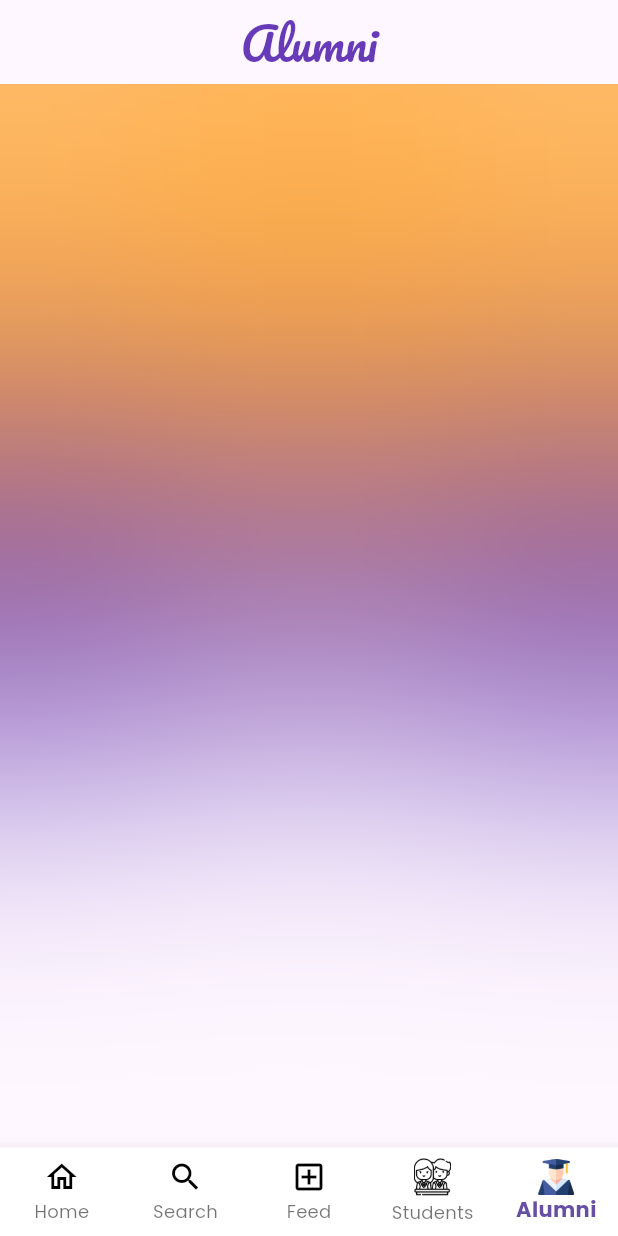
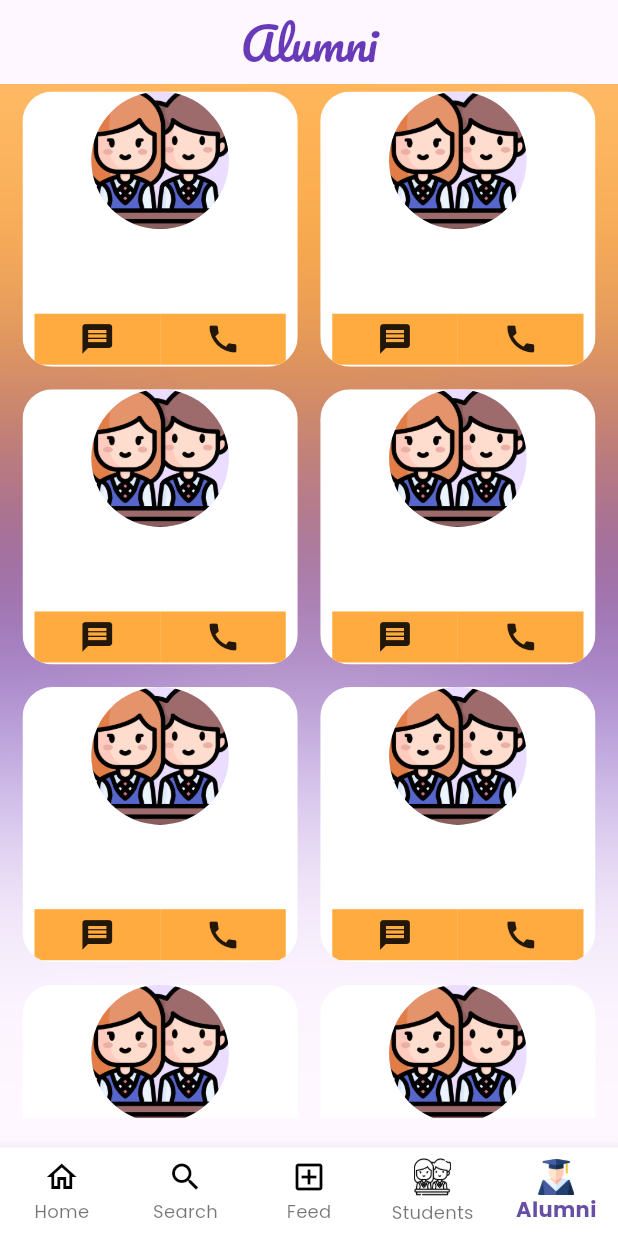
Before and after one commit to sapnajha1/NG_Alumni, a Flutter app: the FamilyHomePage screen opened directly, item 5 of the bottom bar chosen, on a phone screen of 412 x 824 dp. Run offline on Flutter 3.47's test engine with Material 3 defaults, Android fonts, the phone set to English and light mode, and no system bars; our stand-ins replace google_fonts, image_picker, lottie, smooth_page_indicator.

Commit message:
second commit

```diff
--- a/lib/screens/Alumni.dart
+++ b/lib/screens/Alumni.dart
@@ -8,11 +8,11 @@ import 'package:provider/provider.dart';
 import '../user_form/register.dart';
 
 class AlumniPage extends StatefulWidget {
-  AlumniPage({super.key, required this.fullnameController, required this.UserAboutController,required this.profileImage});
+  AlumniPage({super.key, required this.fullnameController, required this.UserAboutController,required this.getImage});
 
   final String fullnameController;
   final String UserAboutController;
-  final File? profileImage;
+  final File? getImage;
   // final List<UserProfile> userProfiles;
 
 
@@ -60,7 +60,6 @@ class _AlumniPageState extends State<AlumniPage> {
                    ),
                  )
              ),
-
           Align(
             alignment: const AlignmentDirectional(-3, -0.3),
             child: Container(
@@ -89,6 +88,7 @@ class _AlumniPageState extends State<AlumniPage> {
               decoration:  BoxDecoration(color: Colors.transparent),
             ),
           ),
+
          Consumer<RegisterForm>(builder: (context, registerForm, _){
            return registerForm.alumniPage(registerForm.fullNameController,registerForm.SelectedOption,registerForm.userProfilesList );
              }),
--- a/lib/screens/familyPage/UserProfile.dart
+++ b/lib/screens/familyPage/UserProfile.dart
@@ -5,7 +5,7 @@ import 'package:flutter/material.dart';
 
 class UserProfile {
   final String fullName;
-  final File? avatarImage;
+  final File? getImage;
 
-  UserProfile({required this.fullName, this.avatarImage});
+  UserProfile({required this.fullName, this.getImage});
 }
--- a/lib/screens/userDetails/firstPage.dart
+++ b/lib/screens/userDetails/firstPage.dart
@@ -1,5 +1,4 @@
 import 'dart:ui';
-
 import 'package:flutter/material.dart';
 import 'package:google_fonts/google_fonts.dart';
 import 'package:lottie/lottie.dart';
@@ -34,7 +33,7 @@ class _FirstPageState extends State<FirstPage> {
                   Align(
                       alignment: const AlignmentDirectional(3, -0.3),
                       child: Container(
-                        // height: 300,
+                        // height: 300,+-
                         // width: 300,
                         height: mq.size.width*0.8,
                         width: mq.size.width*0.8,
--- a/lib/user_form/register.dart
+++ b/lib/user_form/register.dart
@@ -40,6 +40,13 @@ class RegisterForm with ChangeNotifier{
     notifyListeners();
   }
 
+  // void addInList(String fullNameController,String getImage ){
+  //   userProfiles.add(fullNameController as UserProfile);
+  //       userProfiles.add(getImage as UserProfile);
+  //       notifyListeners();
+  //
+  // }
+
 
 
 
@@ -60,7 +67,7 @@ class RegisterForm with ChangeNotifier{
           break;
           case 3: Navigator.push(context, MaterialPageRoute(builder: (context)=> FamilyHomePage()));
           break;
-          case 4: Navigator.push(context, MaterialPageRoute(builder: (context)=> AlumniPage(fullnameController: '', UserAboutController: '', profileImage: getImage,)));
+          case 4: Navigator.push(context, MaterialPageRoute(builder: (context)=> AlumniPage(fullnameController: '', UserAboutController: '', getImage: getImage,)));
           break;
           default:
 
@@ -100,10 +107,6 @@ class RegisterForm with ChangeNotifier{
     );
   }
 
-
-
-
-
   Widget alumniPage(fullnameController,SelectedStatusController, List<UserProfile> userProfiles ) {
     return GridView.builder(
       scrollDirection: Axis.vertical,
@@ -113,11 +116,11 @@ class RegisterForm with ChangeNotifier{
         mainAxisSpacing: 5.0,
 
       ),
-      itemCount: userProfiles.length,
-      // itemCount: 10,
+      // itemCount: userProfiles.length,
+      itemCount: 10,
       itemBuilder: (context, index) {
 
-        UserProfile userProfile =userProfiles[index];
+        // UserProfile userProfile =userProfiles[index];
         return Padding(
           padding: EdgeInsets.all(5.0),
           child: ClipRRect(
@@ -133,10 +136,10 @@ class RegisterForm with ChangeNotifier{
                     child: Center(
                       child: CircleAvatar(
                         radius: 50,
-                        backgroundImage: userProfile.avatarImage != null
-                            ? FileImage(userProfile.avatarImage!)as ImageProvider<Object>
-                            : AssetImage('assets1/studentsColor.png'),
-                        // backgroundImage: getImage != null ? FileImage(getImage!) as ImageProvider<Object>: AssetImage('assets1/studentsColor.png'),
+                        // backgroundImage: userProfile.getImage != null
+                        //     ? FileImage(userProfile.getImage!)as ImageProvider<Object>
+                        //     : AssetImage('assets1/studentsColor.png'),
+                        backgroundImage: getImage != null ? FileImage(getImage!) as ImageProvider<Object>: AssetImage('assets1/studentsColor.png'),
                         // backgroundImage: AssetImage('assets1/studentsColor.png'), // Use appropriate image asset
 
                       ),
@@ -154,8 +157,8 @@ class RegisterForm with ChangeNotifier{
                         children: [
                           Center(
                             child: Text(
-                              userProfile.fullName,
-                              // fullnameController.text,
+                              // userProfile.fullName,
+                              fullnameController.text,
                               style: GoogleFonts.poppins(fontSize: 16.0, fontWeight: FontWeight.bold),
                             ),
                           ),
```
Also changed, not shown: lib/screens/userDetails/fivethPage.dart (+17 -9 lines).
